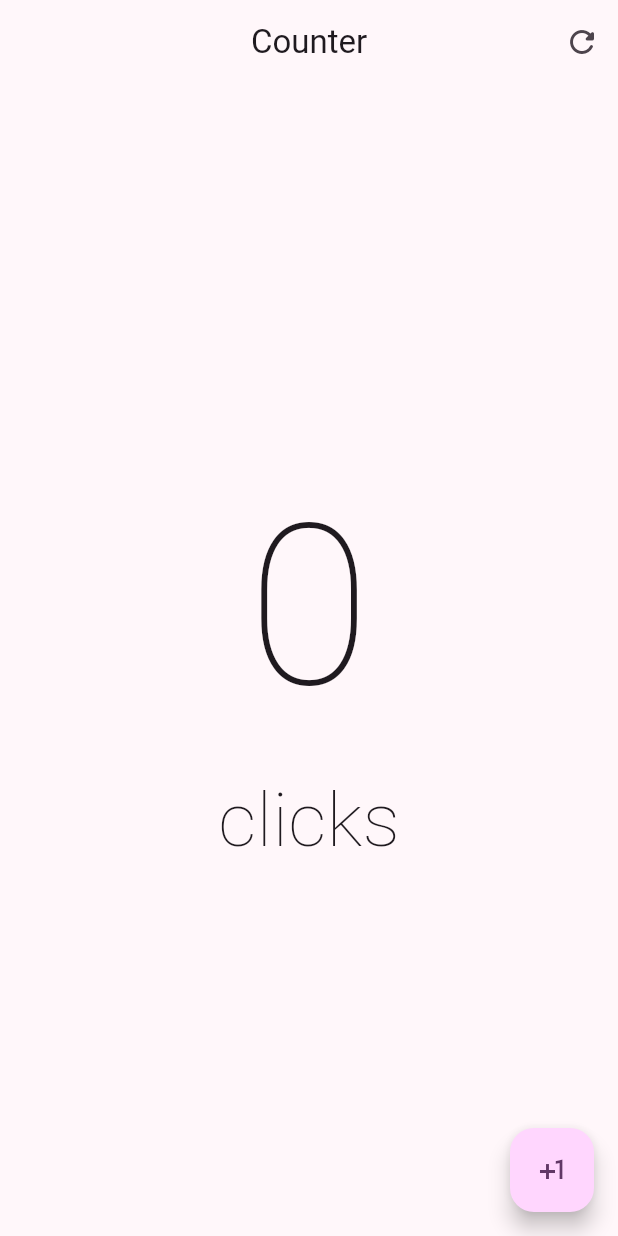
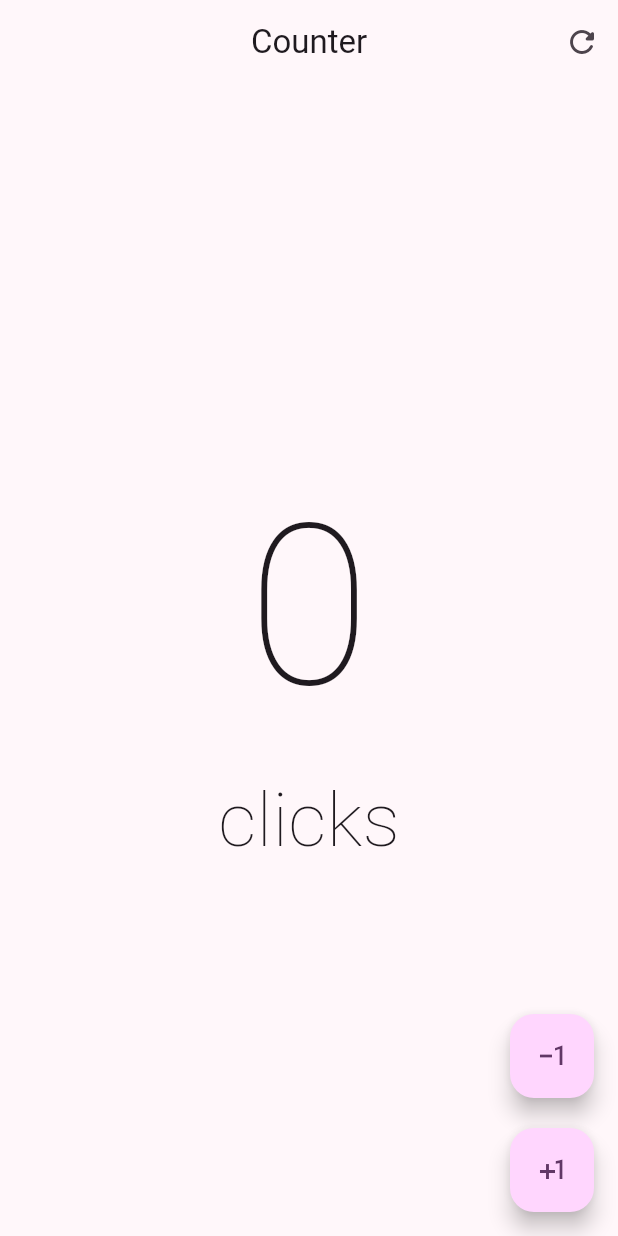
Before and after one commit to alvdev/mobile-apps, a Flutter app: the screen it shows after launch, on a phone screen of 412 x 824 dp. Run offline on Flutter 3.47's test engine with Material 2 defaults, Android fonts, the phone set to English and light mode, and no system bars; our stand-ins replace cloud_firestore, firebase_auth, firebase_core, font_awesome_flutter, google_fonts, google_sign_in and 2 more; accounts and stored records are empty.

Commit message:
feat: add substract one button to counter

```diff
--- a/counter/lib/presentation/screens/counter_screen.dart
+++ b/counter/lib/presentation/screens/counter_screen.dart
@@ -41,11 +41,23 @@ class _CounterScreenState extends State<CounterScreen> {
           ],
         ),
       ),
-      floatingActionButton: FloatingActionButton(
-        onPressed: () {
-          setState(() => counter++);
-        },
-        child: const Icon(Icons.plus_one_outlined),
+      floatingActionButton: Column(
+        mainAxisAlignment: MainAxisAlignment.end,
+        children: [
+          FloatingActionButton(
+            onPressed: () {
+              setState(() => counter--);
+            },
+            child: const Icon(Icons.exposure_minus_1_outlined),
+          ),
+          const SizedBox(height: 20),
+          FloatingActionButton(
+            onPressed: () {
+              setState(() => counter++);
+            },
+            child: const Icon(Icons.plus_one_outlined),
+          ),
+        ],
       ),
     );
   }
```
